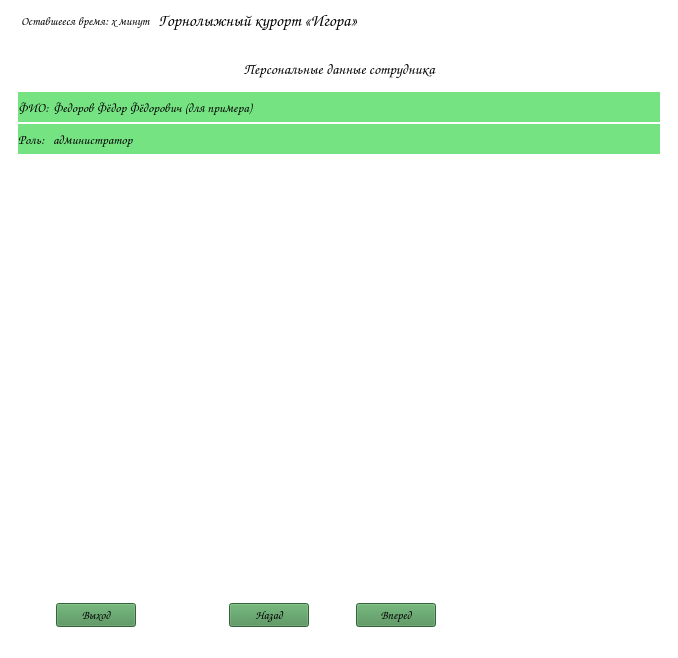
Above: main.ui from ssmlnsk/Practic before the change. Below: the same form after it.
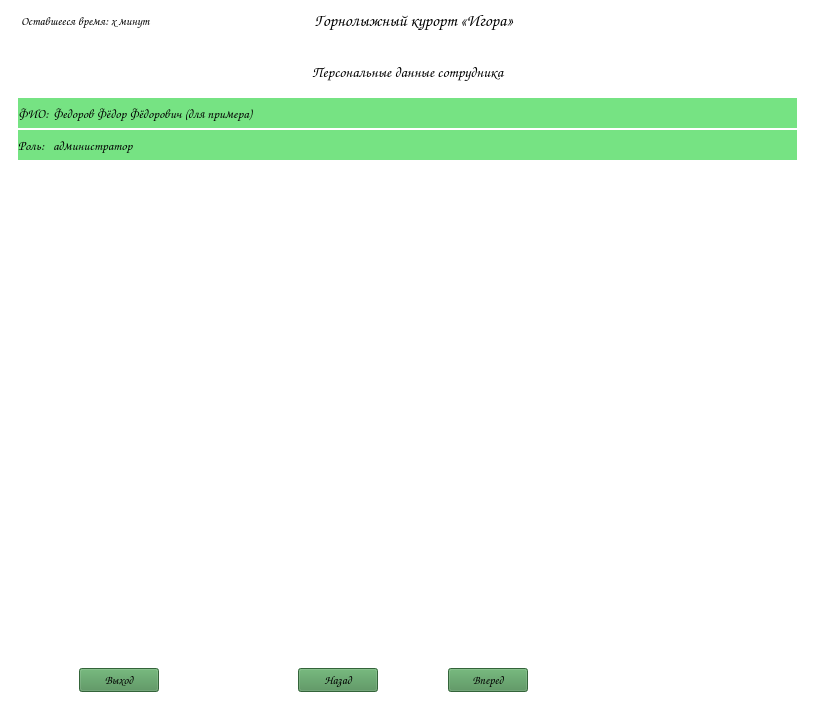
That is the form after the change. The open tabs and pages were chosen to show the change. Icons and pictures are not drawn.

Commit message: доделал формочки.ui

```diff
--- a/main.ui
+++ b/main.ui
@@ -6,8 +6,8 @@
    <rect>
     <x>0</x>
     <y>0</y>
-    <width>678</width>
-    <height>658</height>
+    <width>815</width>
+    <height>723</height>
    </rect>
   </property>
   <property name="minimumSize">
@@ -35,7 +35,7 @@
    </property>
    <layout class="QVBoxLayout" name="verticalLayout_2">
     <item>
-     <layout class="QHBoxLayout" name="horizontalLayout_2" stretch="0,0,0,0">
+     <layout class="QHBoxLayout" name="horizontalLayout_2" stretch="3,2,2,1">
       <property name="leftMargin">
        <number>12</number>
       </property>
@@ -115,21 +115,18 @@
          <string notr="true">font: &quot;Comic Sans MS&quot;;</string>
         </property>
         <property name="currentIndex">
-         <number>0</number>
+         <number>5</number>
         </property>
         <widget class="QWidget" name="page_1_for_all">
          <layout class="QVBoxLayout" name="verticalLayout_3">
           <item>
-           <layout class="QVBoxLayout" name="verticalLayout_4" stretch="0,1,1,1,10">
+           <layout class="QVBoxLayout" name="verticalLayout_4" stretch="1,1,1,10">
             <property name="spacing">
              <number>2</number>
             </property>
             <property name="sizeConstraint">
              <enum>QLayout::SetMaximumSize</enum>
             </property>
-            <item>
-             <layout class="QHBoxLayout" name="horizontalLayout_8"/>
-            </item>
             <item>
              <layout class="QHBoxLayout" name="horizontalLayout_6">
               <item>
@@ -1145,7 +1142,7 @@
      </layout>
     </item>
     <item>
-     <layout class="QHBoxLayout" name="horizontalLayout" stretch="1,1,2,1,1,1,5">
+     <layout class="QHBoxLayout" name="horizontalLayout" stretch="1,1,2,1,1,1,4">
       <property name="spacing">
        <number>0</number>
       </property>
@@ -1270,7 +1267,7 @@
     <rect>
      <x>0</x>
      <y>0</y>
-     <width>678</width>
+     <width>815</width>
      <height>21</height>
     </rect>
    </property>
```
